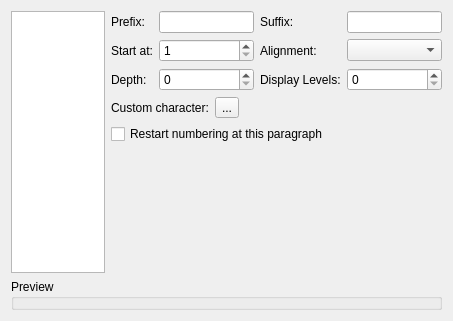
Qt form shapes/text/dialogs/ParagraphBulletsNumbers.ui (KDE/calligra) before a commit.
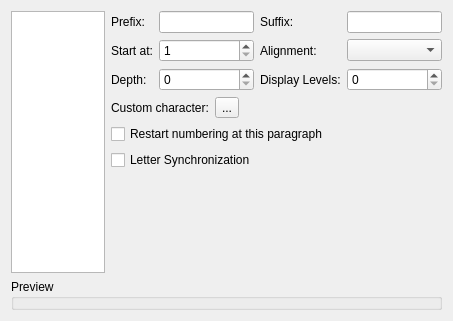
The same form after that commit. Custom widgets are drawn as their Qt base class.

Commit message: Make changing the bullets&numbers in the paragraph-dialog work again. Add a checkbox for the new feature "Letter Synchronization"

Diff of the .ui file:
```diff
--- a/shapes/text/dialogs/ParagraphBulletsNumbers.ui
+++ b/shapes/text/dialogs/ParagraphBulletsNumbers.ui
@@ -160,7 +160,7 @@
         </property>
        </widget>
       </item>
-      <item row="3" column="0" colspan="3" >
+      <item row="4" column="0" colspan="3" >
        <spacer>
         <property name="orientation" >
          <enum>Qt::Vertical</enum>
@@ -173,6 +173,13 @@
         </property>
        </spacer>
       </item>
+      <item row="3" column="0" colspan="3" >
+       <widget class="QCheckBox" name="letterSynchronization" >
+        <property name="text" >
+         <string>Letter Synchronization</string>
+        </property>
+       </widget>
+      </item>
      </layout>
     </widget>
    </item>
```
The commit also changes 5 other files.
